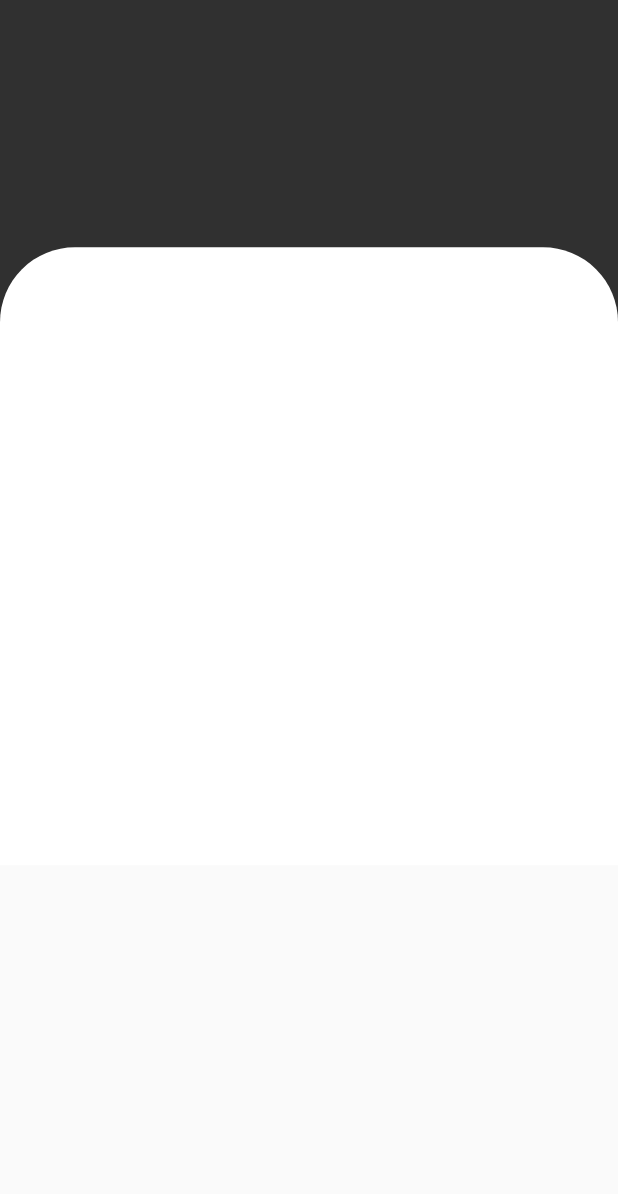
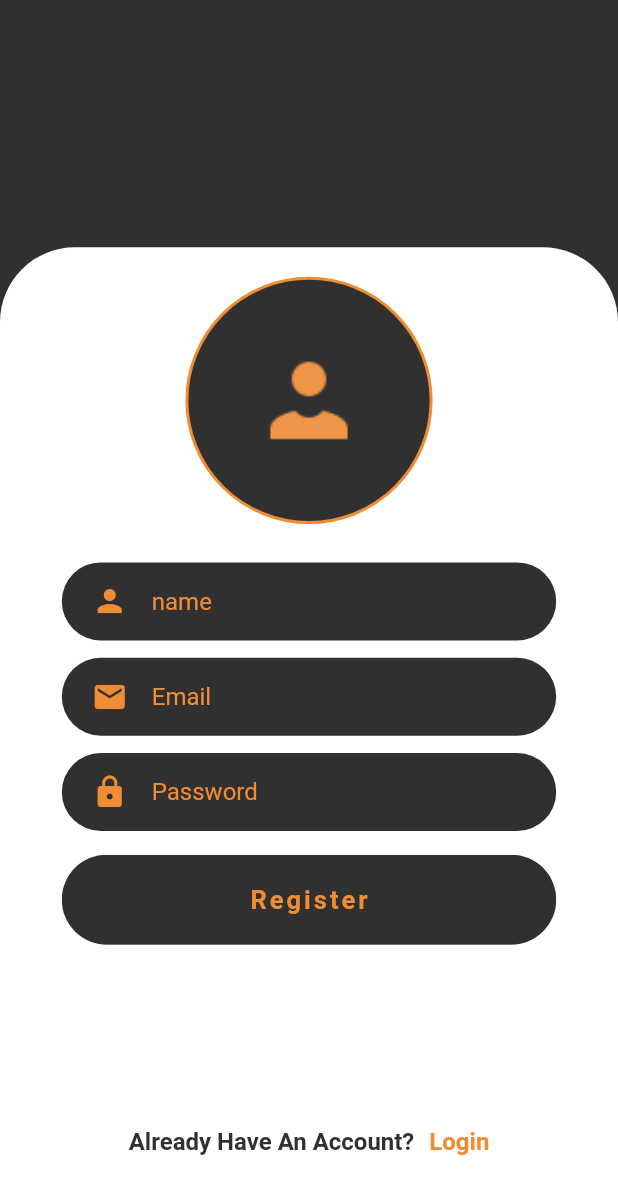
Before and after one commit to Ismail-Hagg/filmmer_final, a Flutter app: the screen it shows after launch, after a tap on "Register Here", on a phone screen of 412 x 824 dp. Shown: the top 1194 px of the screen. Run offline on Flutter 3.47's test engine with Material 2 defaults, Android fonts, the light colour scheme and no system bars; our stand-ins replace cached_network_image, cloud_firestore, file_picker, firebase_auth, firebase_core, get and 1 more; missing offline and left inert: shape_of_view_null_safe; accounts and stored records are empty; Roboto replaces fonts that are missing (OpenSans).

Commit message:
last commit

```diff
--- a/lib/main.dart
+++ b/lib/main.dart
@@ -4,9 +4,13 @@ import 'package:flutter/material.dart';
 
 import 'package:get/get.dart';
 
+import 'controllers/auth_cocontroller.dart';
+
 void main() async {
   WidgetsFlutterBinding.ensureInitialized();
-  await Firebase.initializeApp();
+  await Firebase.initializeApp().then((val) {
+    Get.put(AuthController());
+  });
   runApp(const Filmmer());
 
 }
--- /dev/null
+++ b/lib/models/user_model.dart
@@ -0,0 +1,42 @@
+import 'dart:convert';
+
+class UserModel {
+  final String userId;
+  final String email;
+  final String name;
+  bool isLocal;
+  String pic;
+
+  UserModel({
+    required this.userId,
+    required this.email,
+    required this.name,
+    required this.pic,
+    required this.isLocal,
+  });
+
+  toMap() {
+    return {
+      'userId': userId,
+      'email': email,
+      'name': name,
+      'pic': pic,
+      'isLocal': isLocal,
+    };
+  }
+
+  factory UserModel.fromMap(Map<dynamic, dynamic> map) {
+    return UserModel(
+      userId: map['userId'],
+      email: map['email'],
+      name: map['name'],
+      pic: map['pic'],
+      isLocal: map['isLocal'],
+    );
+  }
+
+  String toJson(UserModel model) => json.encode(toMap());
+
+  factory UserModel.fromJson(String source) =>
+      UserModel.fromMap(json.decode(source) as Map<String, dynamic>);
+}
--- a/lib/screens/controll_screen.dart
+++ b/lib/screens/controll_screen.dart
@@ -14,7 +14,7 @@ class ControllScreen extends StatelessWidget {
   @override
   Widget build(BuildContext context) {
     return GetBuilder<AuthController>(
-      init: Get.put(AuthController()),
+      init: Get.find<AuthController>(),
       builder: (controller) =>
           controller.user == null ? LoginScreen() : HomeScreen(),
     );
--- a/lib/screens/login_screen.dart
+++ b/lib/screens/login_screen.dart
@@ -25,10 +25,10 @@ class LoginScreen extends StatelessWidget {
     var topPadding = MediaQuery.of(context).padding.top;
     return Scaffold(
         body: SafeArea(
+      child: SingleChildScrollView(
         child: Container(
-        height: size.height,
-        width: size.width,
-        child: SingleChildScrollView(
+          height: (size.height - topPadding ),
+          color: Colors.green,
           child: Stack(
             children: [
           Container(
@@ -41,11 +41,11 @@ class LoginScreen extends StatelessWidget {
                   size: 100,
                 ),
               )),
-            Padding(
-              padding: EdgeInsets.only(top: size.height * 0.4),
+          Positioned(
+            bottom: 0,
             child: Container(
               width: size.width,
-                height: (size.height - topPadding) * 0.5,
+              height: (size.height - topPadding) * 0.6,
               decoration: const BoxDecoration(
                   color: Colors.white,
                   borderRadius: BorderRadius.only(
@@ -138,7 +138,8 @@ class LoginScreen extends StatelessWidget {
             ),
           )
             ],
-        )),
+          ),
+        ),
       ),
     ));
   }
--- a/lib/screens/signup_screens.dart
+++ b/lib/screens/signup_screens.dart
@@ -1,9 +1,22 @@
+import 'dart:io';
+
 import 'package:flutter/material.dart';
+import 'package:get/get.dart';
 
+import '../controllers/auth_cocontroller.dart';
 import '../helper/constants.dart';
+import '../widgets/circle_container.dart';
+import '../widgets/custom_text.dart';
+import '../widgets/rounded_button.dart';
+import '../widgets/rounded_input.dart';
+import '../widgets/under_part.dart';
 
 class SignUpScreen extends StatelessWidget {
-  const SignUpScreen({Key? key}) : super(key: key);
+  SignUpScreen({Key? key}) : super(key: key);
+
+  final _key = GlobalKey<FormState>();
+
+  final AuthController controller = Get.find<AuthController>();
 
   @override
   Widget build(BuildContext context) {
@@ -11,33 +24,113 @@ class SignUpScreen extends StatelessWidget {
     var topPadding = MediaQuery.of(context).padding.top;
     return Scaffold(
       body: SafeArea(
-        child:Container(
+        child: SingleChildScrollView(
+          child: Container(
+              color: Colors.green,
               width: size.width,
-              height: size.height,
-              child: SingleChildScrollView(
-                child: Stack(
-                  children:[
+              height: (size.height - topPadding),
+              child: Stack(children: [
                 Container(
                     color: primaryColor,
-                    height: (size.height - topPadding) * 0.5,
-                    child: const Center()
-                    ),
-                    Padding(
-                      padding: EdgeInsets.only(top: size.height * 0.2),
+                    height: (size.height - topPadding) * 0.3,
+                    child: const Center()),
+                Positioned(
+                  bottom: 0,
                   child: Container(
                     width: size.width,
-                height: (size.height - topPadding) * 0.5,
+                    height: (size.height - topPadding) * 0.8,
                     decoration: const BoxDecoration(
                       color: Colors.white,
                       borderRadius: BorderRadius.only(
                           topLeft: Radius.circular(50),
-                        topRight: Radius.circular(50))),
+                          topRight: Radius.circular(50)),
+                    ),
+                    child: Column(children: [
+                      Padding(
+                        padding: EdgeInsets.symmetric(
+                          vertical: ((size.height - topPadding) * 0.8) * 0.03,
+                        ),
+                        child: GetBuilder<AuthController>(
+                          init: Get.find<AuthController>(),
+                          builder:(controller)=> GestureDetector(
+                            onTap:()=>controller.openImagePicker(),
+                            child: CircleContainer(
+                              image:controller.image==null?
+                               const DecorationImage(
+                                image: AssetImage('assets/images/user.png'),
+                               // fit: BoxFit.contain,
+                                scale:0.7
+                              ):
+                              DecorationImage(
+                                image:FileImage(controller.image!),
+                                fit: BoxFit.cover,
+                              ),
+                              borderColor:lightColor,
+                              borderWidth:2,
+                              height: ((size.height - topPadding) * 0.8) * 0.25,
+                              width: ((size.height - topPadding) * 0.8) * 0.25,
+                              color: primaryColor,
+                            ),
+                          ),
+                        ),
+                      ),
+                      Container(
+                          height: ((size.height - topPadding) * 0.8) * 0.5,
+                          child: Form(
+                            key: _key,
+                            child: Column(
+                              children: [
+                                RoundedInputField(
+                                  hint: 'name',
+                                  icon: Icons.person,
+                                  isPass: false,
+                                  sav: (value) {
+                                    controller.name = value.toString();
+                                  },
+                                ),
+                                RoundedInputField(
+                                  isEmail: TextInputType.emailAddress,
+                                  hint: 'Email',
+                                  icon: Icons.email,
+                                  isPass: false,
+                                  sav: (value) {
+                                    controller.email = value.toString();
+                                  },
+                                ),
+                                RoundedInputField(
+                                  hint: 'Password',
+                                  icon: Icons.lock,
+                                  isPass: false,
+                                  sav: (value) {
+                                    controller.password = value.toString();
+                                  },
+                                ),
+                                RoundButton(
+                                    textColor: lightColor,
+                                    text: 'Register',
+                                    press: () {
+                                      _key.currentState!.save();
+                                      controller.register(context);
+                                    }),
+                              ],
+                            ),
+                          )),
+                      Container(
+                          height: ((size.height - topPadding) * 0.8) * 0.19,
+                          child: Center(
+                            child: UnderParat(
+                              titele: 'Already Have An Account?',
+                              navigatorText: 'Login',
+                              tap: () {
+                                Get.back();
+                              },
+                            ),
+                          ))
+                    ]),
                   ),
                 )
-                  ]
+              ])),
         ),
-              )
-        ) ,
       ),
     );
   }
--- a/lib/widgets/circle_container.dart
+++ b/lib/widgets/circle_container.dart
@@ -21,6 +21,8 @@ class CircleContainer extends StatelessWidget {
   final TextOverflow? flowDown;
   final double? spaceUp;
   final Widget? child;
+  final String? path;
+  final DecorationImage? image;
   const CircleContainer(
       {Key? key,
       this.height,
@@ -39,7 +41,7 @@ class CircleContainer extends StatelessWidget {
       this.weightUp,
       this.weightDown,
       this.flowUp,
-      this.flowDown, this.spaceUp, this.child})
+      this.flowDown, this.spaceUp, this.child, this.path, this.image})
       : super(key: key);
 
   @override
@@ -50,6 +52,7 @@ class CircleContainer extends StatelessWidget {
           height: height,
           width: width,
           decoration: BoxDecoration(
+             image: image,
             shape: BoxShape.circle,
             color: color ?? Colors.transparent,
             border: Border.all(
@@ -59,22 +62,22 @@ class CircleContainer extends StatelessWidget {
           child: child??Container(),
         ),
         SizedBox(height: spaceUp??0.0,),
-        CustomText(
+        textUp!=null? CustomText(
           text: textUp,
           size: sizeUp,
           color: colorUp,
           flow: flowUp,
           maxline: maxUp,
           weight:weightUp,
-        ),
-        CustomText(
+        ):Container(),
+        textDown!=null? CustomText(
           text: textDown,
           size: sizeDown,
           color: colorDown,
           flow: flowDown,
           maxline: maxDown,
           weight:weightDown,
-        )
+        ):Container(),
       ],
     );
   }
--- a/lib/widgets/rounded_input.dart
+++ b/lib/widgets/rounded_input.dart
@@ -51,12 +51,12 @@ class TextFieldContainer extends StatelessWidget {
   Widget build(BuildContext context) {
     Size size = MediaQuery.of(context).size;
     return Container(
-      margin: const EdgeInsets.symmetric(vertical:10,),
-      padding: const EdgeInsets.symmetric(vertical:5,horizontal: 20),
+      margin:  EdgeInsets.symmetric(vertical:size.height*0.007,),
+      padding: const EdgeInsets.symmetric(vertical:2,horizontal: 20),
       width: size.width *0.8,
       decoration: BoxDecoration(
         color:primaryColor,
-        borderRadius: BorderRadius.circular(30)
+        borderRadius: BorderRadius.circular(30),
       ),
       child:child
     );
--- a/pubspec.yaml
+++ b/pubspec.yaml
@@ -28,7 +28,9 @@ environment:
 # versions available, run `flutter pub outdated`.
 dependencies:
   cached_network_image: ^3.2.1
+  cloud_firestore: ^3.4.2
   cupertino_icons: ^1.0.2
+  file_picker: ^5.0.0
   firebase_auth: ^3.6.1
   firebase_core: ^1.20.0
   flutter:
@@ -36,6 +38,7 @@ dependencies:
   get: ^4.6.5
   google_sign_in: ^5.4.0
   shape_of_view_null_safe: ^2.0.0
+  shared_preferences: ^2.0.15
 
 dev_dependencies:
   flutter_lints: ^2.0.0
@@ -58,6 +61,7 @@ flutter:
     - assets/images/twitter.png
     - assets/images/facebook.png
     - assets/images/placeholder.jpg
+    - assets/images/user.png
   # An image asset can refer to one or more resolution-specific "variants", see
   # https://flutter.dev/assets-and-images/#resolution-aware
   # For details regarding adding assets from package dependencies, see
```
Also changed, not shown: lib/controllers/auth_cocontroller.dart (+93 -7 lines), lib/services/firestore_service.dart (added, +15 -0 lines), assets/images/user.png (added), lib/storage_local/user_data.dart (added), pubspec.lock, 1 other file. Lines whose indentation alone changed are shown as unchanged.
